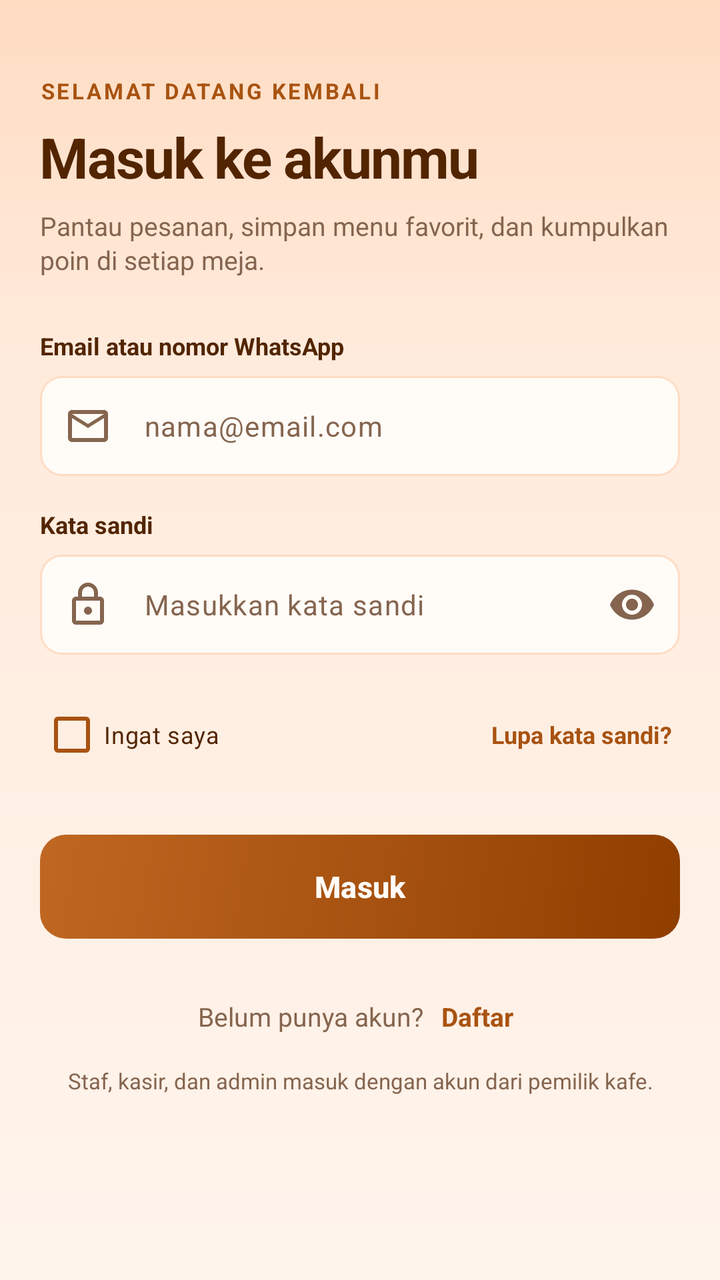
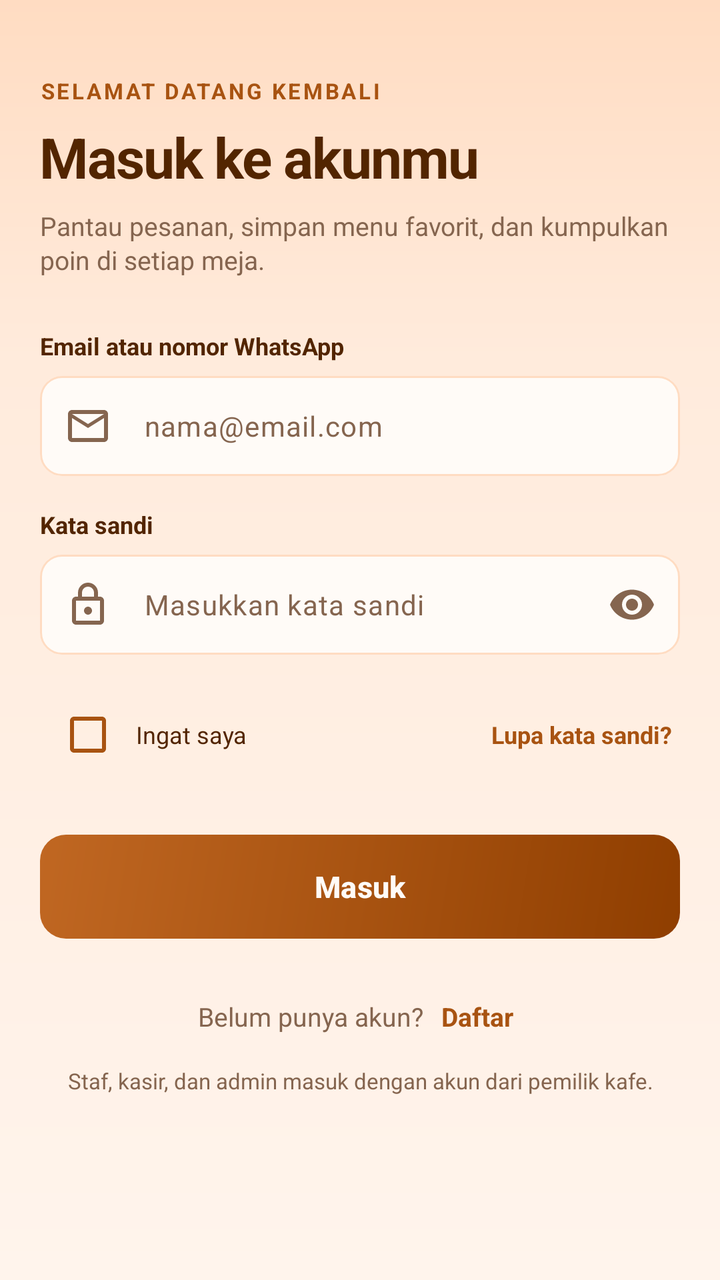

Two renders of the same Android screen: before a commit and after it. Below are the layout's source before the change and the commit's diff.
<!-- AndroidManifest.xml: application theme Theme.KopiInggil -->
<!-- res/layout/activity_login.xml -->
<?xml version="1.0" encoding="utf-8"?>
<LinearLayout xmlns:android="http://schemas.android.com/apk/res/android"
    xmlns:app="http://schemas.android.com/apk/res-auto"
    xmlns:tools="http://schemas.android.com/tools"
    android:id="@+id/main"
    android:layout_width="match_parent"
    android:layout_height="match_parent"
    android:background="@drawable/bg_screen"
    android:orientation="vertical"
    tools:context=".LoginActivity">

    <ScrollView
        android:layout_width="match_parent"
        android:layout_height="match_parent"
        android:fillViewport="true">

        <LinearLayout
            android:layout_width="match_parent"
            android:layout_height="wrap_content"
            android:orientation="vertical"
            android:paddingStart="20dp"
            android:paddingTop="12dp"
            android:paddingEnd="20dp"
            android:paddingBottom="28dp">

            <TextView
                android:layout_width="wrap_content"
                android:layout_height="wrap_content"
                android:layout_marginTop="26dp"
                android:letterSpacing="0.11"
                android:text="@string/login_eyebrow"
                android:textColor="@color/ngopi_primary"
                android:textSize="11sp"
                android:textStyle="bold" />

            <TextView
                android:layout_width="match_parent"
                android:layout_height="wrap_content"
                android:layout_marginTop="7dp"
                android:letterSpacing="-0.025"
                android:text="@string/login_title"
                android:textColor="@color/ngopi_ink"
                android:textSize="28sp"
                android:textStyle="bold" />

            <TextView
                android:layout_width="match_parent"
                android:layout_height="wrap_content"
                android:layout_marginTop="7dp"
                android:lineSpacingMultiplier="1.1"
                android:text="@string/login_subtitle"
                android:textColor="@color/ngopi_muted"
                android:textSize="13sp" />

            <TextView
                android:layout_width="wrap_content"
                android:layout_height="wrap_content"
                android:layout_marginTop="26dp"
                android:text="@string/login_identifier_label"
                android:textColor="@color/ngopi_ink"
                android:textSize="12sp"
                android:textStyle="bold" />

            <com.google.android.material.textfield.TextInputLayout
                android:id="@+id/tilIdentifier"
                style="@style/Widget.Ngopi.TextInput"
                android:layout_width="match_parent"
                android:layout_height="wrap_content"
                android:layout_marginTop="7dp"
                app:startIconDrawable="@drawable/ic_mail">

                <com.google.android.material.textfield.TextInputEditText
                    android:id="@+id/etIdentifier"
                    android:layout_width="match_parent"
                    android:layout_height="50dp"
                    android:hint="@string/login_identifier_hint"
                    android:imeOptions="actionNext"
                    android:inputType="textEmailAddress"
                    android:maxLines="1"
                    android:paddingTop="0dp"
                    android:paddingBottom="0dp"
                    android:textColor="@color/ngopi_ink"
                    android:textColorHint="@color/ngopi_muted"
                    android:textSize="14sp" />
            </com.google.android.material.textfield.TextInputLayout>

            <TextView
                android:layout_width="wrap_content"
                android:layout_height="wrap_content"
                android:layout_marginTop="16dp"
                android:text="@string/password_label"
                android:textColor="@color/ngopi_ink"
                android:textSize="12sp"
                android:textStyle="bold" />

            <com.google.android.material.textfield.TextInputLayout
                android:id="@+id/tilPassword"
                style="@style/Widget.Ngopi.TextInput"
                android:layout_width="match_parent"
                android:layout_height="wrap_content"
                android:layout_marginTop="7dp"
                app:endIconMode="password_toggle"
                app:startIconDrawable="@drawable/ic_lock">

                <com.google.android.material.textfield.TextInputEditText
                    android:id="@+id/etPassword"
                    android:layout_width="match_parent"
                    android:layout_height="50dp"
                    android:hint="@string/login_password_hint"
                    android:imeOptions="actionDone"
                    android:inputType="textPassword"
                    android:maxLines="1"
                    android:paddingTop="0dp"
                    android:paddingBottom="0dp"
                    android:textColor="@color/ngopi_ink"
                    android:textColorHint="@color/ngopi_muted"
                    android:textSize="14sp" />
            </com.google.android.material.textfield.TextInputLayout>

            <LinearLayout
                android:layout_width="match_parent"
                android:layout_height="wrap_content"
                android:layout_marginTop="16dp"
                android:gravity="center_vertical"
                android:orientation="horizontal">

                <com.google.android.material.checkbox.MaterialCheckBox
                    android:id="@+id/cbRemember"
                    android:layout_width="0dp"
                    android:layout_height="wrap_content"
                    android:layout_weight="1"
                    android:text="@string/login_remember"
                    android:textColor="@color/ngopi_ink"
                    android:textSize="12sp"
                    app:buttonTint="@color/ngopi_primary" />

                <TextView
                    android:id="@+id/tvForgot"
                    android:layout_width="wrap_content"
                    android:layout_height="wrap_content"
                    android:padding="4dp"
                    android:text="@string/login_forgot"
                    android:textColor="@color/ngopi_primary"
                    android:textSize="12sp"
                    android:textStyle="bold" />
            </LinearLayout>

            <com.google.android.material.button.MaterialButton
                android:id="@+id/btnLogin"
                android:layout_width="match_parent"
                android:layout_height="52dp"
                android:layout_marginTop="26dp"
                android:insetTop="0dp"
                android:insetBottom="0dp"
                android:text="@string/login_button"
                android:textAllCaps="false"
                android:textColor="@color/ngopi_surface"
                android:textSize="15sp"
                android:textStyle="bold"
                android:background="@drawable/bg_button_primary"
                app:backgroundTint="@null"
                app:cornerRadius="13dp" />

            <LinearLayout
                android:layout_width="match_parent"
                android:layout_height="wrap_content"
                android:layout_marginTop="26dp"
                android:gravity="center"
                android:orientation="horizontal">

                <TextView
                    android:layout_width="wrap_content"
                    android:layout_height="wrap_content"
                    android:text="@string/login_no_account"
                    android:textColor="@color/ngopi_muted"
                    android:textSize="13sp" />

                <TextView
                    android:id="@+id/tvRegister"
                    android:layout_width="wrap_content"
                    android:layout_height="wrap_content"
                    android:layout_marginStart="5dp"
                    android:padding="4dp"
                    android:text="@string/login_register"
                    android:textColor="@color/ngopi_primary"
                    android:textSize="13sp"
                    android:textStyle="bold" />
            </LinearLayout>

            <TextView
                android:layout_width="match_parent"
                android:layout_height="wrap_content"
                android:layout_marginTop="12dp"
                android:gravity="center"
                android:lineSpacingMultiplier="1.1"
                android:text="@string/login_staff_note"
                android:textColor="@color/ngopi_muted"
                android:textSize="11sp" />
        </LinearLayout>
    </ScrollView>
</LinearLayout>
<!-- resources referenced by this layout -->
<resources>
  <color name="ngopi_ink">#522500</color>
  <color name="ngopi_muted">#85654F</color>
  <color name="ngopi_primary">#A85311</color>
  <color name="ngopi_surface">#FFFBF7</color>
  <!-- drawable bg_button_primary (drawable) -->
  <?xml version="1.0" encoding="utf-8"?>
  <ripple xmlns:android="http://schemas.android.com/apk/res/android" android:color="#33FFFFFF">
      <item>
          <shape android:shape="rectangle">
              <gradient
                  android:angle="315"
                  android:centerColor="@color/ngopi_primary"
                  android:endColor="@color/ngopi_primary_dark"
                  android:startColor="@color/ngopi_primary_light" />
              <corners android:radius="13dp" />
          </shape>
      </item>
  </ripple>
  <!-- drawable bg_screen (drawable) -->
  <?xml version="1.0" encoding="utf-8"?>
  <shape xmlns:android="http://schemas.android.com/apk/res/android" android:shape="rectangle">
      <gradient
          android:angle="270"
          android:centerColor="@color/ngopi_background_mid"
          android:centerY="0.28"
          android:endColor="@color/ngopi_background"
          android:startColor="@color/ngopi_background_top" />
  </shape>
  <!-- drawable ic_lock (drawable) -->
  <vector xmlns:android="http://schemas.android.com/apk/res/android"
      android:width="24dp"
      android:height="24dp"
      android:viewportWidth="24"
      android:viewportHeight="24">
      <path
          android:fillColor="@android:color/white"
          android:pathData="M18,8h-1V6c0,-2.76 -2.24,-5 -5,-5S7,3.24 7,6v2H6c-1.1,0 -2,0.9 -2,2v10c0,1.1 0.9,2 2,2h12c1.1,0 2,-0.9 2,-2V10C20,8.9 19.1,8 18,8zM9,6c0,-1.66 1.34,-3 3,-3s3,1.34 3,3v2H9V6zM18,20H6V10h12V20zM12,17c1.1,0 2,-0.9 2,-2s-0.9,-2 -2,-2 -2,0.9 -2,2S10.9,17 12,17z" />
  </vector>
  <!-- drawable ic_mail (drawable) -->
  <vector xmlns:android="http://schemas.android.com/apk/res/android"
      android:width="24dp"
      android:height="24dp"
      android:viewportWidth="24"
      android:viewportHeight="24">
      <path
          android:fillColor="@android:color/white"
          android:pathData="M20,4H4C2.9,4 2,4.9 2,6v12c0,1.1 0.9,2 2,2h16c1.1,0 2,-0.9 2,-2V6C22,4.9 21.1,4 20,4zM20,18H4V8l8,5 8,-5V18zM12,11L4,6h16L12,11z" />
  </vector>
  <string name="login_button">Masuk</string>
  <string name="login_eyebrow">SELAMAT DATANG KEMBALI</string>
  <string name="login_forgot">Lupa kata sandi?</string>
  <string name="login_identifier_hint">nama@email.com</string>
  <string name="login_identifier_label">Email atau nomor WhatsApp</string>
  <string name="login_no_account">Belum punya akun?</string>
  <string name="login_password_hint">Masukkan kata sandi</string>
  <string name="login_register">Daftar</string>
  <string name="login_remember">Ingat saya</string>
  <string name="login_staff_note">Staf, kasir, dan admin masuk dengan akun dari pemilik kafe.</string>
  <string name="login_subtitle">Pantau pesanan, simpan menu favorit, dan kumpulkan poin di setiap meja.</string>
  <string name="login_title">Masuk ke akunmu</string>
  <string name="password_label">Kata sandi</string>
  <style name="Theme.KopiInggil" parent="Base.Theme.KopiInggil" />
  <color name="ngopi_primary_dark">#8F3E00</color>
  <color name="ngopi_primary_light">#C06722</color>
  <color name="ngopi_background_mid">#FFEBDC</color>
  <color name="ngopi_background">#FFF4EC</color>
  <color name="ngopi_background_top">#FFDCC2</color>
  <style name="Base.Theme.KopiInggil" parent="Theme.Material3.DayNight.NoActionBar">
          
          
      </style>
  <!-- unchanged entries left out for length: 1 -->
</resources>

<!-- the commit's change to res/layout/activity_login.xml (unified diff, before → after) -->
@@ -126,13 +126,17 @@
 
                 <com.google.android.material.checkbox.MaterialCheckBox
                     android:id="@+id/cbRemember"
+                    android:layout_width="wrap_content"
+                    android:layout_height="wrap_content"
+                    app:buttonTint="@color/ngopi_primary" />
+
+                <TextView
                     android:layout_width="0dp"
                     android:layout_height="wrap_content"
                     android:layout_weight="1"
                     android:text="@string/login_remember"
                     android:textColor="@color/ngopi_ink"
-                    android:textSize="12sp"
-                    app:buttonTint="@color/ngopi_primary" />
+                    android:textSize="12sp" />
 
                 <TextView
                     android:id="@+id/tvForgot"
